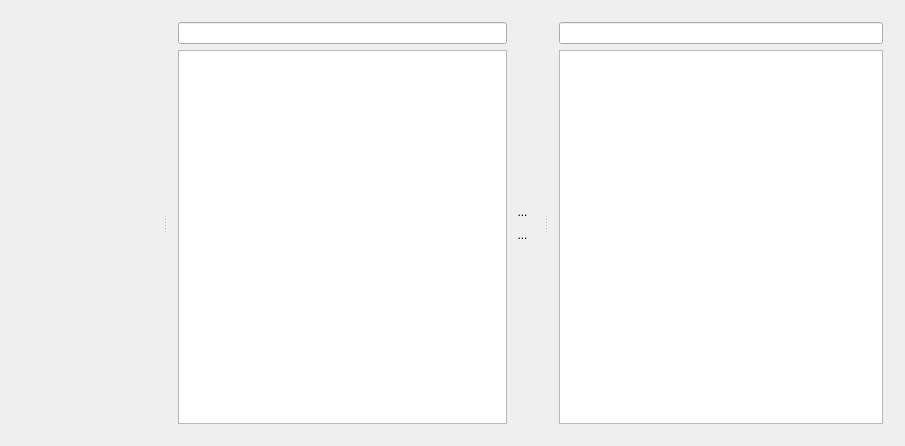
Above: src/zviewgroups.ui from SergeyZaz/DSV before the change. Below: the same form after it.
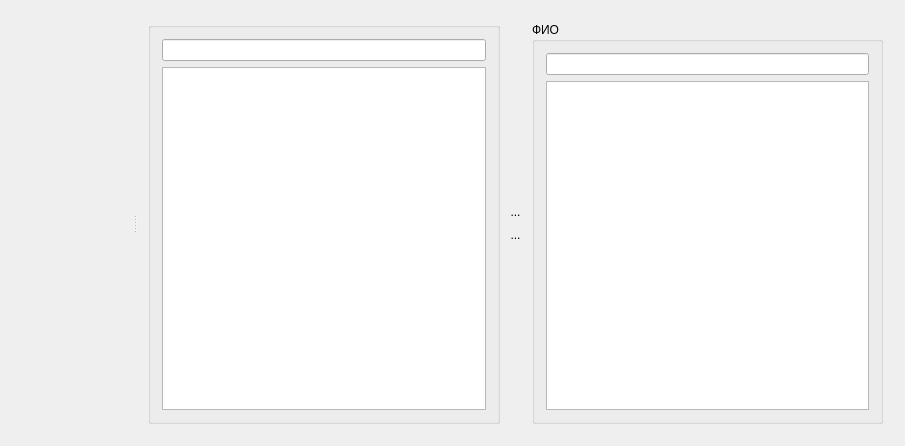
That is the form after the change. Icons and pictures are not drawn. Custom widgets are drawn as their Qt base class.

What changed in the file:
```diff
--- a/src/zviewgroups.ui
+++ b/src/zviewgroups.ui
@@ -23,11 +23,6 @@
      <property name="orientation">
       <enum>Qt::Horizontal</enum>
      </property>
-     <widget class="QWidget" name="layoutWidget">
-      <layout class="QHBoxLayout" name="horizontalLayout_2">
-       <item>
-        <layout class="QVBoxLayout" name="verticalLayout_4">
-         <item>
           <widget class="ZView" name="m_tbl" native="true">
            <property name="minimumSize">
             <size>
@@ -36,14 +31,13 @@
             </size>
            </property>
           </widget>
-         </item>
-        </layout>
-       </item>
-      </layout>
-     </widget>
-     <widget class="QWidget" name="layoutWidget">
-      <layout class="QHBoxLayout" name="horizontalLayout_3">
+     <widget class="QWidget" name="">
+      <layout class="QHBoxLayout" name="horizontalLayout">
        <item>
+        <widget class="QGroupBox" name="group">
+         <property name="title">
+          <string/>
+         </property>
         <layout class="QVBoxLayout" name="verticalLayout">
          <item>
           <widget class="QLineEdit" name="txtFilter_2">
@@ -72,6 +66,7 @@
           </widget>
          </item>
         </layout>
+        </widget>
        </item>
        <item>
         <layout class="QVBoxLayout" name="verticalLayout_3">
@@ -177,9 +172,11 @@
          </item>
         </layout>
        </item>
-      </layout>
-     </widget>
-     <widget class="QWidget" name="layoutWidget">
+       <item>
+        <widget class="QGroupBox" name="groupBox">
+         <property name="title">
+          <string>ФИО</string>
+         </property>
       <layout class="QVBoxLayout" name="verticalLayout_2">
        <item>
         <widget class="QLineEdit" name="txtFilter_3">
@@ -205,6 +202,9 @@
          <attribute name="verticalHeaderDefaultSectionSize">
           <number>20</number>
          </attribute>
+           </widget>
+          </item>
+         </layout>
         </widget>
        </item>
       </layout>
```
Lines whose indentation alone changed are shown as unchanged.
